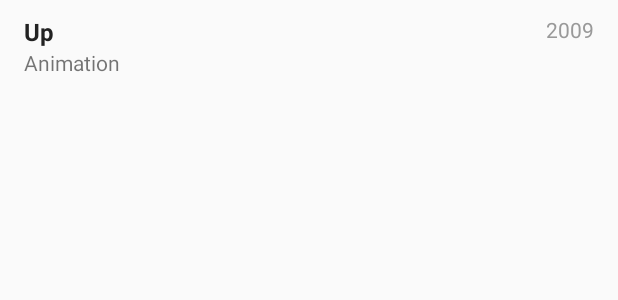
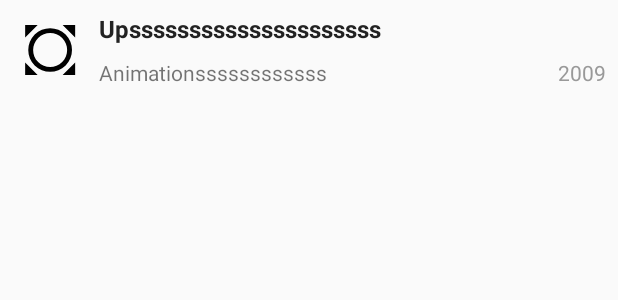
Before and after one commit to wojteko22/android-lab2, an Android app: the layout movie_list_row.xml on its own in the app's theme, with its tools: preview values and no code run, on a phone screen of 412 x 824 dp. Shown: the top 300 px of the screen. Run offline under Robolectric (Android 15) with nearby library versions, the light colour scheme and no system bars.

Commit message:
Correct layout

```diff
--- /dev/null
+++ b/app/src/main/res/drawable/ic_all_out_black_24dp.xml
@@ -0,0 +1,9 @@
+<vector xmlns:android="http://schemas.android.com/apk/res/android"
+    android:width="24dp"
+    android:height="24dp"
+    android:viewportHeight="24.0"
+    android:viewportWidth="24.0">
+    <path
+        android:fillColor="#010101"
+        android:pathData="M16.21,4.16l4,4v-4zM20.21,16.16l-4,4h4zM8.21,20.16l-4,-4v4zM4.21,8.16l4,-4h-4zM17.16,7.21c-2.73,-2.73 -7.17,-2.73 -9.9,0s-2.73,7.17 0,9.9 7.17,2.73 9.9,0 2.73,-7.16 0,-9.9zM16.06,16.01c-2.13,2.13 -5.57,2.13 -7.7,0s-2.13,-5.57 0,-7.7 5.57,-2.13 7.7,0 2.13,5.57 0,7.7z" />
+</vector>
--- a/app/src/main/res/layout/movie_list_row.xml
+++ b/app/src/main/res/layout/movie_list_row.xml
@@ -1,5 +1,6 @@
 <?xml version="1.0" encoding="utf-8"?>
-<RelativeLayout xmlns:android="http://schemas.android.com/apk/res/android"
+<android.support.constraint.ConstraintLayout xmlns:android="http://schemas.android.com/apk/res/android"
+    xmlns:app="http://schemas.android.com/apk/res-auto"
     xmlns:tools="http://schemas.android.com/tools"
     android:layout_width="match_parent"
     android:layout_height="wrap_content"
@@ -7,35 +8,52 @@
     android:clickable="true"
     android:focusable="true"
     android:orientation="vertical"
-    android:paddingBottom="10dp"
-    android:paddingLeft="16dp"
-    android:paddingRight="16dp"
-    android:paddingTop="10dp">
+    android:paddingBottom="@dimen/default_margin"
+    android:paddingLeft="@dimen/default_margin"
+    android:paddingRight="@dimen/default_margin"
+    android:paddingTop="@dimen/default_margin">
+
+    <ImageView
+        android:id="@+id/image"
+        android:layout_width="50dp"
+        android:layout_height="50dp"
+        android:contentDescription="@string/film_cover"
+        android:src="@drawable/ic_all_out_black_24dp"
+        app:layout_constraintBottom_toBottomOf="parent"
+        app:layout_constraintLeft_toLeftOf="parent"
+        app:layout_constraintTop_toTopOf="parent" />
 
     <TextView
         android:id="@+id/title"
-        android:layout_width="match_parent"
+        android:layout_width="wrap_content"
         android:layout_height="wrap_content"
-        android:layout_alignParentTop="true"
+        android:layout_marginLeft="@dimen/default_margin"
+        android:layout_marginStart="@dimen/default_margin"
         android:textColor="@color/title"
         android:textSize="16sp"
         android:textStyle="bold"
-        tools:text="Up" />
+        app:layout_constraintLeft_toRightOf="@+id/image"
+        app:layout_constraintTop_toTopOf="@+id/image"
+        tools:text="Upsssssssssssssssssssss" />
 
     <TextView
         android:id="@+id/genre"
-        android:layout_width="match_parent"
+        android:layout_width="wrap_content"
         android:layout_height="wrap_content"
         android:layout_below="@id/title"
-        tools:text="Animation" />
+        android:layout_marginLeft="@dimen/default_margin"
+        android:layout_marginRight="@dimen/default_margin"
+        app:layout_constraintBottom_toBottomOf="@+id/image"
+        app:layout_constraintLeft_toRightOf="@+id/image"
+        tools:text="Animationssssssssssss" />
 
     <TextView
         android:id="@+id/year"
         android:layout_width="wrap_content"
         android:layout_height="wrap_content"
-        android:layout_alignParentEnd="true"
-        android:layout_alignParentRight="true"
         android:textColor="@color/year"
+        app:layout_constraintBottom_toBottomOf="@+id/genre"
+        app:layout_constraintRight_toRightOf="parent"
         tools:text="2009" />
 
-</RelativeLayout>
+</android.support.constraint.ConstraintLayout>
--- a/app/src/main/res/values/dimens.xml
+++ b/app/src/main/res/values/dimens.xml
@@ -1,3 +1,6 @@
 <resources>
-    <dimen name="fab_margin">16dp</dimen>
+    <dimen name="activity_horizontal_margin">16dp</dimen>
+    <dimen name="activity_vertical_margin">16dp</dimen>
+    <dimen name="default_font_size">25sp</dimen>
+    <dimen name="default_margin">8dp</dimen>
 </resources>
--- a/app/src/main/res/values/strings.xml
+++ b/app/src/main/res/values/strings.xml
@@ -1,4 +1,5 @@
 <resources>
     <string name="app_name">Lab2</string>
     <string name="action_settings">Settings</string>
+    <string name="film_cover">film cover</string>
 </resources>
```
